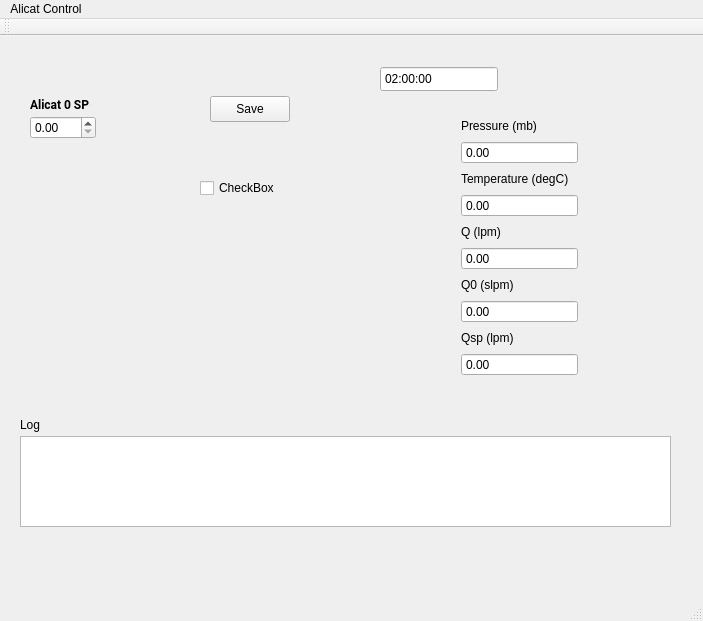
First picture: the form in testing/mainwindow.ui, repository lo-co/mfc_ui, before the edit.
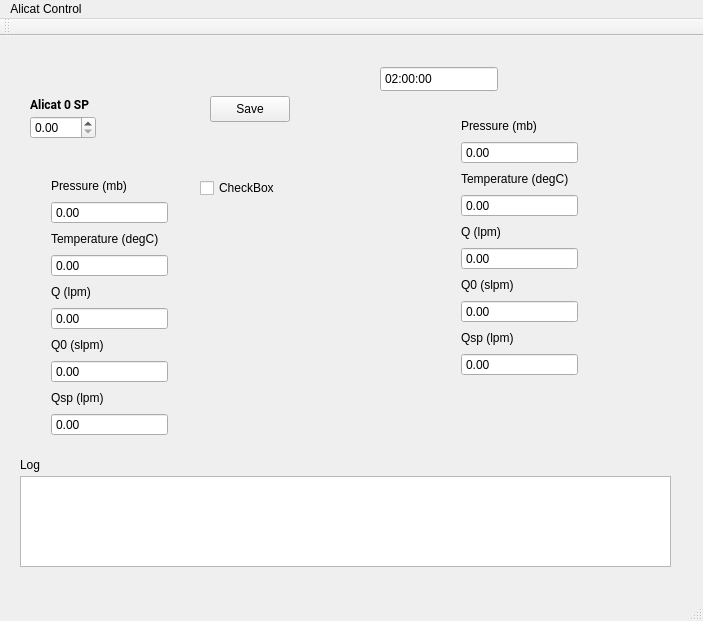
Second picture: the form after the edit.

Patch:
```diff
--- a/testing/mainwindow.ui
+++ b/testing/mainwindow.ui
@@ -48,7 +48,7 @@
     <property name="geometry">
      <rect>
       <x>20</x>
-      <y>400</y>
+      <y>440</y>
       <width>651</width>
       <height>91</height>
      </rect>
@@ -99,7 +99,7 @@
     <property name="geometry">
      <rect>
       <x>20</x>
-      <y>380</y>
+      <y>420</y>
       <width>67</width>
       <height>17</height>
      </rect>
@@ -240,6 +240,103 @@
      <bool>false</bool>
     </property>
    </widget>
+   <widget class="QWidget" name="layoutWidget_2">
+    <property name="geometry">
+     <rect>
+      <x>40</x>
+      <y>130</y>
+      <width>139</width>
+      <height>281</height>
+     </rect>
+    </property>
+    <layout class="QVBoxLayout" name="verticalLayout_2">
+     <item>
+      <widget class="QLabel" name="label_8">
+       <property name="text">
+        <string>Pressure (mb)</string>
+       </property>
+      </widget>
+     </item>
+     <item>
+      <widget class="QDoubleSpinBox" name="ac1_P">
+       <property name="readOnly">
+        <bool>true</bool>
+       </property>
+       <property name="buttonSymbols">
+        <enum>QAbstractSpinBox::NoButtons</enum>
+       </property>
+      </widget>
+     </item>
+     <item>
+      <widget class="QLabel" name="label_9">
+       <property name="text">
+        <string>Temperature (degC)</string>
+       </property>
+      </widget>
+     </item>
+     <item>
+      <widget class="QDoubleSpinBox" name="ac1_T">
+       <property name="readOnly">
+        <bool>true</bool>
+       </property>
+       <property name="buttonSymbols">
+        <enum>QAbstractSpinBox::NoButtons</enum>
+       </property>
+      </widget>
+     </item>
+     <item>
+      <widget class="QLabel" name="label_10">
+       <property name="text">
+        <string>Q (lpm)</string>
+       </property>
+      </widget>
+     </item>
+     <item>
+      <widget class="QDoubleSpinBox" name="ac1_Q">
+       <property name="readOnly">
+        <bool>true</bool>
+       </property>
+       <property name="buttonSymbols">
+        <enum>QAbstractSpinBox::NoButtons</enum>
+       </property>
+      </widget>
+     </item>
+     <item>
+      <widget class="QLabel" name="label_11">
+       <property name="text">
+        <string>Q0 (slpm)</string>
+       </property>
+      </widget>
+     </item>
+     <item>
+      <widget class="QDoubleSpinBox" name="ac1_Q0">
+       <property name="readOnly">
+        <bool>true</bool>
+       </property>
+       <property name="buttonSymbols">
+        <enum>QAbstractSpinBox::NoButtons</enum>
+       </property>
+      </widget>
+     </item>
+     <item>
+      <widget class="QLabel" name="label_12">
+       <property name="text">
+        <string>Qsp (lpm)</string>
+       </property>
+      </widget>
+     </item>
+     <item>
+      <widget class="QDoubleSpinBox" name="ac1_Qsp">
+       <property name="readOnly">
+        <bool>true</bool>
+       </property>
+       <property name="buttonSymbols">
+        <enum>QAbstractSpinBox::NoButtons</enum>
+       </property>
+      </widget>
+     </item>
+    </layout>
+   </widget>
   </widget>
   <widget class="QMenuBar" name="menuBar">
    <property name="geometry">
```
